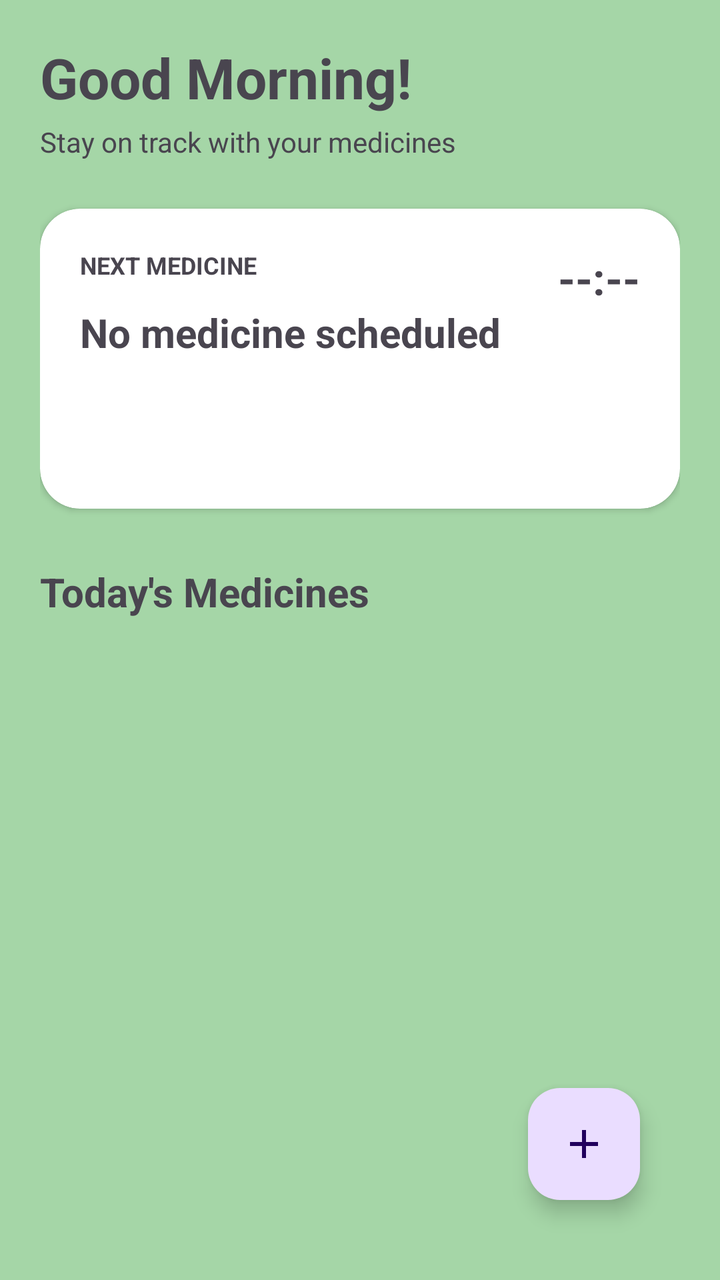
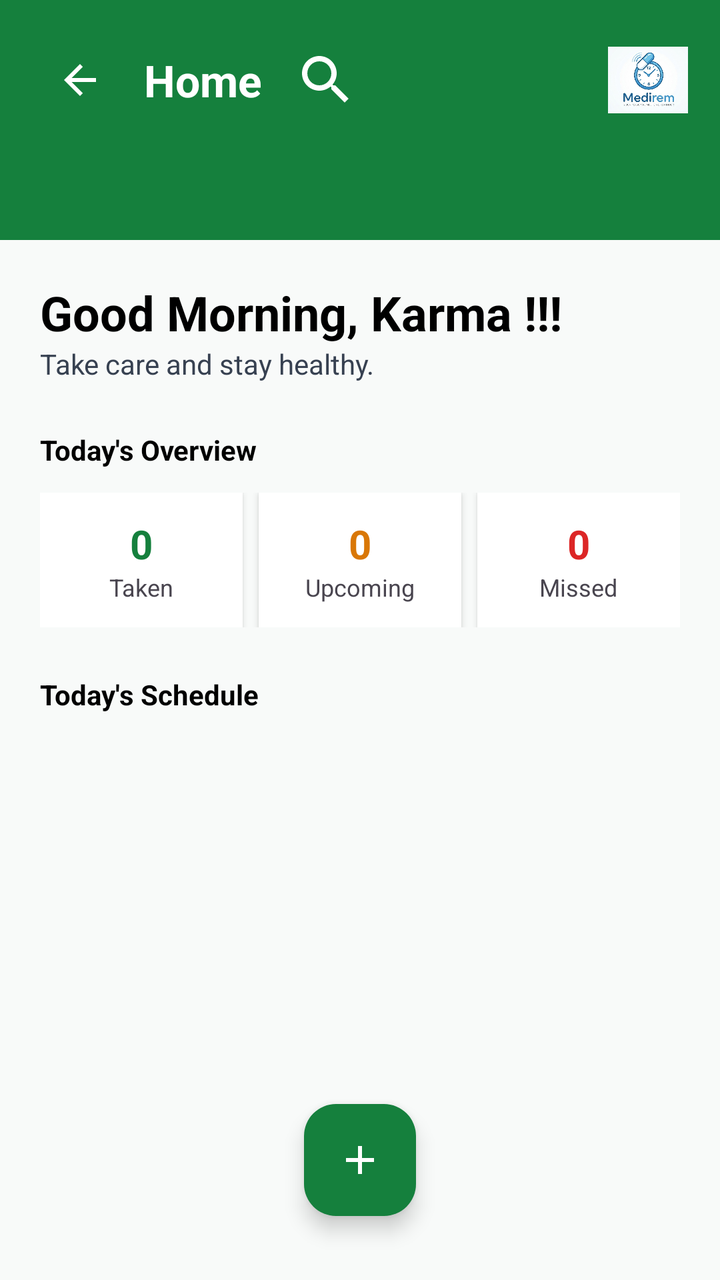

An Android layout rendered at two revisions. The XML below is the earlier revision; the diff shows what the commit changed to produce the second picture.
<!-- AndroidManifest.xml: application theme Theme.MediRem -->
<!-- res/layout/fragment_home.xml -->
<?xml version="1.0" encoding="utf-8"?>
<androidx.constraintlayout.widget.ConstraintLayout
    xmlns:android="http://schemas.android.com/apk/res/android"
    xmlns:app="http://schemas.android.com/apk/res-auto"
    android:layout_width="match_parent"
    android:layout_height="match_parent"
    android:padding="20dp"
    android:background="@color/background_green">

    <TextView
        android:id="@+id/tvGreeting"
        android:layout_width="wrap_content"
        android:layout_height="wrap_content"
        android:text="Good Morning!"
        android:textSize="28sp"
        android:textStyle="bold"
        app:layout_constraintStart_toStartOf="parent"
        app:layout_constraintTop_toTopOf="parent"/>

    <TextView
        android:id="@+id/tvSubtitle"
        android:layout_width="wrap_content"
        android:layout_height="wrap_content"
        android:text="Stay on track with your medicines"
        android:textSize="14sp"
        app:layout_constraintStart_toStartOf="parent"
        app:layout_constraintTop_toBottomOf="@id/tvGreeting"
        android:layout_marginTop="4dp"/>

    <androidx.cardview.widget.CardView
        android:id="@+id/cardNextMedicine"
        android:layout_width="0dp"
        android:layout_height="150dp"
        android:layout_marginTop="24dp"
        app:cardCornerRadius="20dp"
        app:layout_constraintTop_toBottomOf="@id/tvSubtitle"
        app:layout_constraintStart_toStartOf="parent"
        app:layout_constraintEnd_toEndOf="parent">

        <androidx.constraintlayout.widget.ConstraintLayout
            android:layout_width="match_parent"
            android:layout_height="match_parent"
            android:padding="20dp">

            <TextView
                android:id="@+id/tvNextLabel"
                android:layout_width="wrap_content"
                android:layout_height="wrap_content"
                android:text="NEXT MEDICINE"
                android:textSize="12sp"
                android:textStyle="bold"
                app:layout_constraintStart_toStartOf="parent"
                app:layout_constraintTop_toTopOf="parent"/>

            <TextView
                android:id="@+id/tvNextMedicine"
                android:layout_width="0dp"
                android:layout_height="wrap_content"
                android:text="No medicine scheduled"
                android:textSize="20sp"
                android:textStyle="bold"
                app:layout_constraintStart_toStartOf="parent"
                app:layout_constraintEnd_toStartOf="@id/tvNextTime"
                app:layout_constraintTop_toBottomOf="@id/tvNextLabel"
                android:layout_marginTop="12dp"/>

            <TextView
                android:id="@+id/tvNextTime"
                android:layout_width="wrap_content"
                android:layout_height="wrap_content"
                android:text="--:--"
                android:textSize="22sp"
                android:textStyle="bold"
                app:layout_constraintEnd_toEndOf="parent"
                app:layout_constraintTop_toTopOf="parent"/>

        </androidx.constraintlayout.widget.ConstraintLayout>

    </androidx.cardview.widget.CardView>

    <TextView
        android:id="@+id/tvToday"
        android:layout_width="wrap_content"
        android:layout_height="wrap_content"
        android:text="Today's Medicines"
        android:textSize="20sp"
        android:textStyle="bold"
        android:layout_marginTop="28dp"
        app:layout_constraintTop_toBottomOf="@id/cardNextMedicine"
        app:layout_constraintStart_toStartOf="parent"/>

    <androidx.recyclerview.widget.RecyclerView
        android:id="@+id/recyclerToday"
        android:layout_width="0dp"
        android:layout_height="0dp"
        android:layout_marginTop="12dp"
        app:layout_constraintTop_toBottomOf="@id/tvToday"
        app:layout_constraintBottom_toBottomOf="parent"
        app:layout_constraintStart_toStartOf="parent"
        app:layout_constraintEnd_toEndOf="parent"/>

    <com.google.android.material.floatingactionbutton.FloatingActionButton
        android:id="@+id/fabAddMedicine"
        android:layout_width="wrap_content"
        android:layout_height="wrap_content"
        android:src="@drawable/ic_add"
        android:contentDescription="Add medicine"
        android:layout_margin="20dp"
        app:layout_constraintBottom_toBottomOf="parent"
        app:layout_constraintEnd_toEndOf="parent"/>

</androidx.constraintlayout.widget.ConstraintLayout>
<!-- resources referenced by this layout -->
<resources>
  <color name="background_green">#A5D6A7</color>
  <!-- drawable ic_add (drawable) -->
  <vector xmlns:android="http://schemas.android.com/apk/res/android"
      android:width="24dp"
      android:height="24dp"
      android:viewportWidth="24"
      android:viewportHeight="24">
      <path
          android:fillColor="#FF000000"
          android:pathData="M19,13h-6v6h-2v-6H5v-2h6V5h2v6h6v2z"/>
  </vector>
  <style name="Theme.MediRem" parent="Base.Theme.MediRem" />
  <style name="Base.Theme.MediRem" parent="Theme.Material3.DayNight.NoActionBar">
          
          <item name="android:windowBackground">@color/background_green</item>
      </style>
</resources>

<!-- the commit's change to res/layout/fragment_home.xml (unified diff, before → after) -->
@@ -1,112 +1,332 @@
 <?xml version="1.0" encoding="utf-8"?>
-<androidx.constraintlayout.widget.ConstraintLayout
-    xmlns:android="http://schemas.android.com/apk/res/android"
+<androidx.constraintlayout.widget.ConstraintLayout xmlns:android="http://schemas.android.com/apk/res/android"
     xmlns:app="http://schemas.android.com/apk/res-auto"
+    xmlns:tools="http://schemas.android.com/tools"
     android:layout_width="match_parent"
     android:layout_height="match_parent"
-    android:padding="20dp"
-    android:background="@color/background_green">
+    android:background="@color/background_light">
+
+    
+    <View
+        android:id="@+id/headerView"
+        android:layout_width="match_parent"
+        android:layout_height="120dp"
+        android:background="@drawable/header_background"
+        app:layout_constraintTop_toTopOf="parent" />
+
+    <ImageButton
+        android:id="@+id/btnBack"
+        android:layout_width="48dp"
+        android:layout_height="48dp"
+        android:layout_marginStart="16dp"
+        android:layout_marginTop="16dp"
+        android:background="?attr/selectableItemBackgroundBorderless"
+        android:src="@drawable/ic_arrow_back"
+        app:layout_constraintStart_toStartOf="parent"
+        app:layout_constraintTop_toTopOf="parent"
+        app:tint="@color/white" />
 
     <TextView
-        android:id="@+id/tvGreeting"
+        android:id="@+id/tvHeaderTitle"
         android:layout_width="wrap_content"
         android:layout_height="wrap_content"
-        android:text="Good Morning!"
-        android:textSize="28sp"
+        android:layout_marginStart="8dp"
+        android:text="Home"
+        android:textColor="@color/white"
+        android:textSize="22sp"
         android:textStyle="bold"
-        app:layout_constraintStart_toStartOf="parent"
-        app:layout_constraintTop_toTopOf="parent"/>
-
-    <TextView
-        android:id="@+id/tvSubtitle"
-        android:layout_width="wrap_content"
-        android:layout_height="wrap_content"
-        android:text="Stay on track with your medicines"
-        android:textSize="14sp"
-        app:layout_constraintStart_toStartOf="parent"
-        app:layout_constraintTop_toBottomOf="@id/tvGreeting"
-        android:layout_marginTop="4dp"/>
-
-    <androidx.cardview.widget.CardView
-        android:id="@+id/cardNextMedicine"
-        android:layout_width="0dp"
-        android:layout_height="150dp"
-        android:layout_marginTop="24dp"
-        app:cardCornerRadius="20dp"
-        app:layout_constraintTop_toBottomOf="@id/tvSubtitle"
-        app:layout_constraintStart_toStartOf="parent"
-        app:layout_constraintEnd_toEndOf="parent">
+        app:layout_constraintBottom_toBottomOf="@id/btnBack"
+        app:layout_constraintStart_toEndOf="@id/btnBack"
+        app:layout_constraintTop_toTopOf="@id/btnBack" />
+
+    <ImageView
+        android:id="@+id/ivSearch"
+        android:layout_width="32dp"
+        android:layout_height="32dp"
+        android:layout_marginStart="16dp"
+        android:src="@drawable/ic_search"
+        app:layout_constraintBottom_toBottomOf="@id/tvHeaderTitle"
+        app:layout_constraintStart_toEndOf="@id/tvHeaderTitle"
+        app:layout_constraintTop_toTopOf="@id/tvHeaderTitle"
+        app:tint="@color/white" />
+
+    <ImageView
+        android:id="@+id/ivLogo"
+        android:layout_width="40dp"
+        android:layout_height="40dp"
+        android:layout_marginEnd="16dp"
+        android:src="@drawable/medirem_logo"
+        app:layout_constraintBottom_toBottomOf="@id/tvHeaderTitle"
+        app:layout_constraintEnd_toEndOf="parent"
+        app:layout_constraintTop_toTopOf="@id/tvHeaderTitle" />
+
+    <androidx.core.widget.NestedScrollView
+        android:layout_width="match_parent"
+        android:layout_height="0dp"
+        app:layout_constraintBottom_toBottomOf="parent"
+        app:layout_constraintTop_toBottomOf="@id/headerView">
 
         <androidx.constraintlayout.widget.ConstraintLayout
             android:layout_width="match_parent"
-            android:layout_height="match_parent"
+            android:layout_height="wrap_content"
             android:padding="20dp">
 
             <TextView
-                android:id="@+id/tvNextLabel"
-                android:layout_width="wrap_content"
-                android:layout_height="wrap_content"
-                android:text="NEXT MEDICINE"
-                android:textSize="12sp"
+                android:id="@+id/tvGreeting"
+                android:layout_width="wrap_content"
+                android:layout_height="wrap_content"
+                android:text="Good Morning, Karma !!!"
+                android:textColor="@color/black"
+                android:textSize="24sp"
                 android:textStyle="bold"
                 app:layout_constraintStart_toStartOf="parent"
-                app:layout_constraintTop_toTopOf="parent"/>
-
-            <TextView
-                android:id="@+id/tvNextMedicine"
-                android:layout_width="0dp"
-                android:layout_height="wrap_content"
-                android:text="No medicine scheduled"
-                android:textSize="20sp"
+                app:layout_constraintTop_toTopOf="parent" />
+
+            <TextView
+                android:id="@+id/tvSubtitle"
+                android:layout_width="wrap_content"
+                android:layout_height="wrap_content"
+                android:text="Take care and stay healthy."
+                android:textColor="@color/gray_text"
+                android:textSize="14sp"
+                app:layout_constraintStart_toStartOf="parent"
+                app:layout_constraintTop_toBottomOf="@id/tvGreeting" />
+
+            <TextView
+                android:id="@+id/tvOverviewLabel"
+                android:layout_width="wrap_content"
+                android:layout_height="wrap_content"
+                android:layout_marginTop="24dp"
+                android:text="Today's Overview"
+                android:textColor="@color/black"
                 android:textStyle="bold"
                 app:layout_constraintStart_toStartOf="parent"
-                app:layout_constraintEnd_toStartOf="@id/tvNextTime"
-                app:layout_constraintTop_toBottomOf="@id/tvNextLabel"
-                android:layout_marginTop="12dp"/>
-
-            <TextView
-                android:id="@+id/tvNextTime"
-                android:layout_width="wrap_content"
-                android:layout_height="wrap_content"
-                android:text="--:--"
-                android:textSize="22sp"
+                app:layout_constraintTop_toBottomOf="@id/tvSubtitle" />
+
+            
+            <LinearLayout
+                android:id="@+id/overviewLayout"
+                android:layout_width="match_parent"
+                android:layout_height="wrap_content"
+                android:layout_marginTop="12dp"
+                android:orientation="horizontal"
+                app:layout_constraintTop_toBottomOf="@id/tvOverviewLabel">
+
+                <androidx.cardview.widget.CardView
+                    android:layout_width="0dp"
+                    android:layout_height="wrap_content"
+                    android:layout_marginEnd="8dp"
+                    android:layout_weight="1"
+                    app:cardCornerRadius="0dp"
+                    app:cardElevation="2dp">
+
+                    <LinearLayout
+                        android:layout_width="match_parent"
+                        android:layout_height="wrap_content"
+                        android:gravity="center"
+                        android:orientation="vertical"
+                        android:padding="12dp">
+
+                        <TextView
+                            android:id="@+id/tvTakenCount"
+                            android:layout_width="wrap_content"
+                            android:layout_height="wrap_content"
+                            android:text="0"
+                            android:textColor="@color/primary_green"
+                            android:textSize="20sp"
+                            android:textStyle="bold" />
+
+                        <TextView
+                            android:layout_width="wrap_content"
+                            android:layout_height="wrap_content"
+                            android:text="Taken"
+                            android:textSize="12sp" />
+                    </LinearLayout>
+                </androidx.cardview.widget.CardView>
+
+                <androidx.cardview.widget.CardView
+                    android:layout_width="0dp"
+                    android:layout_height="wrap_content"
+                    android:layout_marginEnd="8dp"
+                    android:layout_weight="1"
+                    app:cardCornerRadius="0dp"
+                    app:cardElevation="2dp">
+
+                    <LinearLayout
+                        android:layout_width="match_parent"
+                        android:layout_height="wrap_content"
+                        android:gravity="center"
+                        android:orientation="vertical"
+                        android:padding="12dp">
+
+                        <TextView
+                            android:id="@+id/tvUpcomingCount"
+                            android:layout_width="wrap_content"
+                            android:layout_height="wrap_content"
+                            android:text="0"
+                            android:textColor="@color/upcoming_text"
+                            android:textSize="20sp"
+                            android:textStyle="bold" />
+
+                        <TextView
+                            android:layout_width="wrap_content"
+                            android:layout_height="wrap_content"
+                            android:text="Upcoming"
+                            android:textSize="12sp" />
+                    </LinearLayout>
+                </androidx.cardview.widget.CardView>
+
+                <androidx.cardview.widget.CardView
+                    android:layout_width="0dp"
+                    android:layout_height="wrap_content"
+                    android:layout_weight="1"
+                    app:cardCornerRadius="0dp"
+                    app:cardElevation="2dp">
+
+                    <LinearLayout
+                        android:layout_width="match_parent"
+                        android:layout_height="wrap_content"
+                        android:gravity="center"
+                        android:orientation="vertical"
+                        android:padding="12dp">
+
+                        <TextView
+                            android:id="@+id/tvMissedCount"
+                            android:layout_width="wrap_content"
+                            android:layout_height="wrap_content"
+                            android:text="0"
+                            android:textColor="@color/missed_text"
+                            android:textSize="20sp"
+                            android:textStyle="bold" />
+
+                        <TextView
+                            android:layout_width="wrap_content"
+                            android:layout_height="wrap_content"
+                            android:text="Missed"
+                            android:textSize="12sp" />
+                    </LinearLayout>
+                </androidx.cardview.widget.CardView>
+            </LinearLayout>
+
+            <TextView
+                android:id="@+id/tvScheduleLabel"
+                android:layout_width="wrap_content"
+                android:layout_height="wrap_content"
+                android:layout_marginTop="24dp"
+                android:text="Today's Schedule"
+                android:textColor="@color/black"
                 android:textStyle="bold"
-                app:layout_constraintEnd_toEndOf="parent"
-                app:layout_constraintTop_toTopOf="parent"/>
+                app:layout_constraintStart_toStartOf="parent"
+                app:layout_constraintTop_toBottomOf="@id/overviewLayout" />
+
+            <androidx.recyclerview.widget.RecyclerView
+                android:id="@+id/recyclerToday"
+                android:layout_width="match_parent"
+                android:layout_height="wrap_content"
+                android:layout_marginTop="12dp"
+                app:layout_constraintTop_toBottomOf="@id/tvScheduleLabel"
+                tools:listitem="@layout/item_medicine" />
 
         </androidx.constraintlayout.widget.ConstraintLayout>
-
-    </androidx.cardview.widget.CardView>
-
-    <TextView
-        android:id="@+id/tvToday"
-        android:layout_width="wrap_content"
-        android:layout_height="wrap_content"
-        android:text="Today's Medicines"
-        android:textSize="20sp"
-        android:textStyle="bold"
-        android:layout_marginTop="28dp"
-        app:layout_constraintTop_toBottomOf="@id/cardNextMedicine"
-        app:layout_constraintStart_toStartOf="parent"/>
-
-    <androidx.recyclerview.widget.RecyclerView
-        android:id="@+id/recyclerToday"
-        android:layout_width="0dp"
-        android:layout_height="0dp"
-        android:layout_marginTop="12dp"
-        app:layout_constraintTop_toBottomOf="@id/tvToday"
-        app:layout_constraintBottom_toBottomOf="parent"
-        app:layout_constraintStart_toStartOf="parent"
-        app:layout_constraintEnd_toEndOf="parent"/>
+    </androidx.core.widget.NestedScrollView>
 
     <com.google.android.material.floatingactionbutton.FloatingActionButton
         android:id="@+id/fabAddMedicine"
         android:layout_width="wrap_content"
         android:layout_height="wrap_content"
+        android:layout_marginBottom="32dp"
         android:src="@drawable/ic_add"
-        android:contentDescription="Add medicine"
-        android:layout_margin="20dp"
+        app:backgroundTint="@color/primary_green"
         app:layout_constraintBottom_toBottomOf="parent"
-        app:layout_constraintEnd_toEndOf="parent"/>
+        app:layout_constraintEnd_toEndOf="parent"
+        app:layout_constraintStart_toStartOf="parent"
+        app:tint="@color/white" />
 
 </androidx.constraintlayout.widget.ConstraintLayout>
+<!-- res/layout/item_medicine.xml (included above) -->
+<?xml version="1.0" encoding="utf-8"?>
+<androidx.cardview.widget.CardView xmlns:android="http://schemas.android.com/apk/res/android"
+    xmlns:app="http://schemas.android.com/apk/res-auto"
+    xmlns:tools="http://schemas.android.com/tools"
+    android:layout_width="match_parent"
+    android:layout_height="wrap_content"
+    android:layout_marginBottom="12dp"
+    app:cardCornerRadius="0dp"
+    app:cardElevation="2dp">
+
+    <androidx.constraintlayout.widget.ConstraintLayout
+        android:layout_width="match_parent"
+        android:layout_height="wrap_content"
+        android:padding="16dp">
+
+        <View
+            android:id="@+id/statusIndicator"
+            android:layout_width="4dp"
+            android:layout_height="0dp"
+            android:background="@color/primary_green"
+            app:layout_constraintBottom_toBottomOf="parent"
+            app:layout_constraintStart_toStartOf="parent"
+            app:layout_constraintTop_toTopOf="parent" />
+
+        <TextView
+            android:id="@+id/tvTime"
+            android:layout_width="wrap_content"
+            android:layout_height="wrap_content"
+            android:layout_marginStart="16dp"
+            android:text="08:00 AM"
+            android:textColor="@color/primary_green"
+            android:textSize="14sp"
+            android:textStyle="bold"
+            app:layout_constraintStart_toStartOf="parent"
+            app:layout_constraintTop_toTopOf="parent" />
+
+        <TextView
+            android:id="@+id/tvName"
+            android:layout_width="0dp"
+            android:layout_height="wrap_content"
+            android:layout_marginStart="16dp"
+            android:text="Vitamin C"
+            android:textColor="@color/black"
+            android:textSize="16sp"
+            android:textStyle="bold"
+            app:layout_constraintEnd_toStartOf="@+id/cardStatus"
+            app:layout_constraintStart_toEndOf="@id/tvTime"
+            app:layout_constraintTop_toTopOf="parent" />
+
+        <TextView
+            android:id="@+id/tvDosage"
+            android:layout_width="0dp"
+            android:layout_height="wrap_content"
+            android:layout_marginTop="4dp"
+            android:text="500 mg • 1 tablet"
+            android:textColor="@color/gray_text"
+            android:textSize="12sp"
+            app:layout_constraintEnd_toStartOf="@+id/cardStatus"
+            app:layout_constraintStart_toStartOf="@id/tvName"
+            app:layout_constraintTop_toBottomOf="@id/tvName" />
+
+        <androidx.cardview.widget.CardView
+            android:id="@+id/cardStatus"
+            android:layout_width="wrap_content"
+            android:layout_height="wrap_content"
+            app:cardBackgroundColor="@color/taken_green"
+            app:cardCornerRadius="0dp"
+            app:cardElevation="0dp"
+            app:layout_constraintBottom_toBottomOf="parent"
+            app:layout_constraintEnd_toEndOf="parent"
+            app:layout_constraintTop_toTopOf="parent">
+
+            <TextView
+                android:id="@+id/tvStatus"
+                android:layout_width="wrap_content"
+                android:layout_height="wrap_content"
+                android:paddingHorizontal="16dp"
+                android:paddingVertical="6dp"
+                android:text="Taken"
+                android:textColor="@color/taken_text"
+                android:textSize="12sp"
+                android:textStyle="bold" />
+        </androidx.cardview.widget.CardView>
+
+    </androidx.constraintlayout.widget.ConstraintLayout>
+</androidx.cardview.widget.CardView>
<!-- resource entries referenced after the edit -->
@@ -1,6 +1,19 @@
 <!-- resources referenced by this layout -->
 <resources>
-  <color name="background_green">#A5D6A7</color>
+  <color name="background_light">#F8FAF9</color>
+  <color name="black">#FF000000</color>
+  <color name="gray_text">#374151</color>
+  <color name="missed_text">#DC2626</color>
+  <color name="primary_green">#15803D</color>
+  <color name="taken_green">#DCFCE7</color>
+  <color name="taken_text">#16A34A</color>
+  <color name="upcoming_text">#D97706</color>
+  <color name="white">#FFFFFFFF</color>
+  <!-- drawable header_background (drawable) -->
+  <?xml version="1.0" encoding="utf-8"?>
+  <shape xmlns:android="http://schemas.android.com/apk/res/android">
+      <solid android:color="@color/primary_green"/>
+  </shape>
   <!-- drawable ic_add (drawable) -->
   <vector xmlns:android="http://schemas.android.com/apk/res/android"
       android:width="24dp"
@@ -11,10 +24,33 @@
           android:fillColor="#FF000000"
           android:pathData="M19,13h-6v6h-2v-6H5v-2h6V5h2v6h6v2z"/>
   </vector>
+  <!-- drawable ic_arrow_back (drawable) -->
+  <vector xmlns:android="http://schemas.android.com/apk/res/android"
+      android:width="24dp"
+      android:height="24dp"
+      android:viewportWidth="24"
+      android:viewportHeight="24">
+      <path
+          android:fillColor="#FF000000"
+          android:pathData="M20,11H7.83l5.59,-5.59L12,4l-8,8 8,8 1.41,-1.41L7.83,13H20v-2z"/>
+  </vector>
+  <!-- drawable ic_search (drawable) -->
+  <?xml version="1.0" encoding="utf-8"?>
+  <vector xmlns:android="http://schemas.android.com/apk/res/android"
+      android:width="24dp"
+      android:height="24dp"
+      android:viewportWidth="24"
+      android:viewportHeight="24">
+      <path
+          android:fillColor="#FF000000"
+          android:pathData="M15.5,14h-0.79l-0.28,-0.27C15.41,12.59 16,11.11 16,9.5 16,5.91 13.09,3 9.5,3S3,5.91 3,9.5 5.91,16 9.5,16c1.61,0 3.09,-0.59 4.23,-1.57l0.27,0.28v0.79l5,4.99L20.49,19l-4.99,-5zM9.5,14C7.01,14 5,11.99 5,9.5S7.01,5 9.5,5 14,7.01 14,9.5 11.99,14 9.5,14z"/>
+  </vector>
+  <!-- drawable medirem_logo: png bitmap (drawable, 63234 bytes) -->
   <style name="Theme.MediRem" parent="Base.Theme.MediRem" />
   <style name="Base.Theme.MediRem" parent="Theme.Material3.DayNight.NoActionBar">
-          
-          <item name="android:windowBackground">@color/background_green</item>
+          <item name="colorPrimary">@color/primary_green</item>
+          <item name="android:windowBackground">@color/background_light</item>
+          <item name="android:statusBarColor">@color/primary_green</item>
       </style>
 </resources>
 
